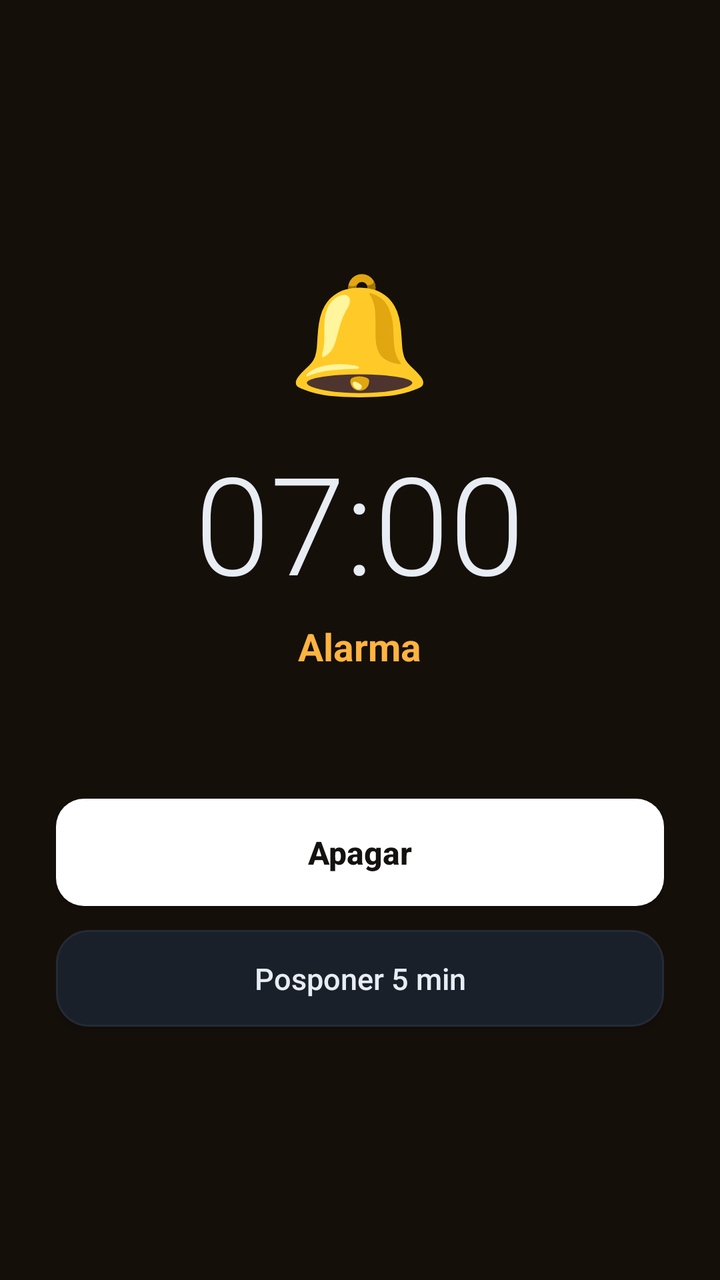
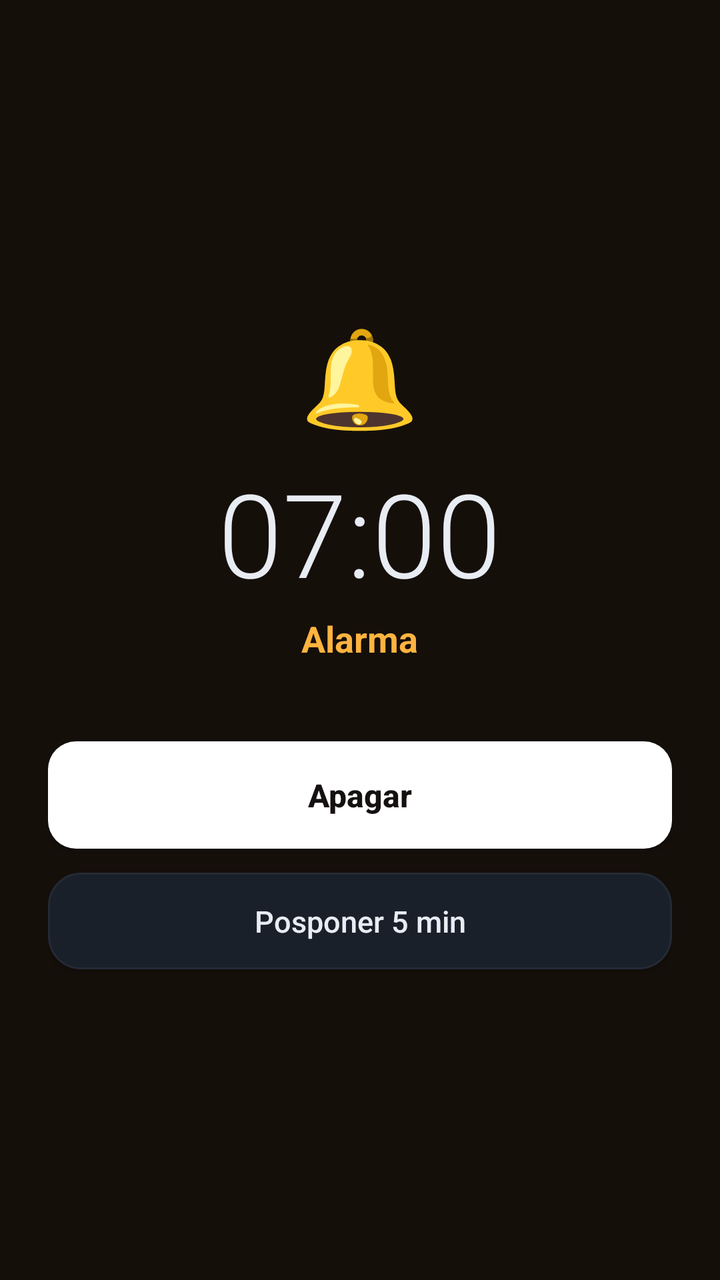

Before-and-after screenshots of an Android layout around one commit, followed by the original layout XML and the change that was made.
<!-- AndroidManifest.xml: activity theme RingTheme -->
<!-- res/layout/activity_ring.xml -->
<?xml version="1.0" encoding="utf-8"?>
<LinearLayout xmlns:android="http://schemas.android.com/apk/res/android"
    android:layout_width="match_parent"
    android:layout_height="match_parent"
    android:orientation="vertical"
    android:gravity="center"
    android:background="@color/ringbg"
    android:padding="28dp">

    <TextView
        android:layout_width="wrap_content"
        android:layout_height="wrap_content"
        android:text="🔔"
        android:textSize="58sp" />

    <TextView
        android:id="@+id/ringTime"
        android:layout_width="wrap_content"
        android:layout_height="wrap_content"
        android:text="07:00"
        android:textColor="@color/txt"
        android:textSize="68sp"
        android:fontFamily="sans-serif-light"
        android:paddingTop="12dp" />

    <TextView
        android:id="@+id/ringLabel"
        android:layout_width="wrap_content"
        android:layout_height="wrap_content"
        android:text="Alarma"
        android:textColor="@color/accent"
        android:textSize="19sp"
        android:textStyle="bold"
        android:paddingTop="4dp" />

    <TextView
        android:id="@+id/ringSound"
        android:layout_width="wrap_content"
        android:layout_height="wrap_content"
        android:textColor="@color/dim"
        android:textSize="12.5sp"
        android:paddingTop="6dp"
        android:paddingBottom="40dp" />

    <Button
        android:id="@+id/btnStop"
        android:layout_width="match_parent"
        android:layout_height="wrap_content"
        android:text="Apagar"
        android:textAllCaps="false"
        android:textStyle="bold"
        android:textSize="16sp"
        android:textColor="#161111"
        android:padding="16dp"
        android:background="@drawable/btn_white" />

    <Button
        android:id="@+id/btnSnooze"
        android:layout_width="match_parent"
        android:layout_height="wrap_content"
        android:text="Posponer 5 min"
        android:textAllCaps="false"
        android:textSize="15sp"
        android:textColor="@color/txt"
        android:padding="14dp"
        android:background="@drawable/bg_card"
        android:layout_marginTop="12dp" />
</LinearLayout>
<!-- resources referenced by this layout -->
<resources>
  <color name="accent">#FFFFB340</color>
  <color name="dim">#FF8B95A6</color>
  <color name="ringbg">#FF150F0A</color>
  <color name="txt">#FFE8ECF3</color>
  <!-- drawable bg_card (drawable) -->
  <?xml version="1.0" encoding="utf-8"?>
  <shape xmlns:android="http://schemas.android.com/apk/res/android" android:shape="rectangle">
      <solid android:color="@color/card" />
      <stroke android:width="1dp" android:color="@color/line" />
      <corners android:radius="16dp" />
  </shape>
  <!-- drawable btn_white (drawable) -->
  <?xml version="1.0" encoding="utf-8"?>
  <shape xmlns:android="http://schemas.android.com/apk/res/android" android:shape="rectangle">
      <solid android:color="#FFFFFFFF" />
      <corners android:radius="14dp" />
  </shape>
  <style name="RingTheme" parent="AppTheme">
          <item name="android:windowBackground">@color/ringbg</item>
          <item name="android:statusBarColor">@color/ringbg</item>
          <item name="android:navigationBarColor">@color/ringbg</item>
      </style>
  <color name="card">#FF19202A</color>
  <color name="line">#FF242B36</color>
  <style name="AppTheme" parent="Theme.AppCompat.NoActionBar">
          <item name="colorPrimary">@color/accent</item>
          <item name="colorPrimaryDark">@color/bg</item>
          <item name="colorAccent">@color/accent</item>
          <item name="android:windowBackground">@color/bg</item>
          <item name="android:statusBarColor">@color/bg</item>
          <item name="android:navigationBarColor">@color/bg</item>
          <item name="android:textColor">@color/txt</item>
          <item name="android:textColorPrimary">@color/txt</item>
          <item name="android:textColorSecondary">@color/dim</item>
      </style>
  <color name="bg">#FF0E1116</color>
</resources>

<!-- the commit's change to res/layout/activity_ring.xml (unified diff, before → after) -->
@@ -1,68 +1,114 @@
 <?xml version="1.0" encoding="utf-8"?>
-<LinearLayout xmlns:android="http://schemas.android.com/apk/res/android"
+<ScrollView xmlns:android="http://schemas.android.com/apk/res/android"
     android:layout_width="match_parent"
     android:layout_height="match_parent"
-    android:orientation="vertical"
-    android:gravity="center"
     android:background="@color/ringbg"
-    android:padding="28dp">
+    android:fillViewport="true"
+    android:scrollbars="none">
 
-    <TextView
-        android:layout_width="wrap_content"
-        android:layout_height="wrap_content"
-        android:text="🔔"
-        android:textSize="58sp" />
-
-    <TextView
-        android:id="@+id/ringTime"
-        android:layout_width="wrap_content"
-        android:layout_height="wrap_content"
-        android:text="07:00"
-        android:textColor="@color/txt"
-        android:textSize="68sp"
-        android:fontFamily="sans-serif-light"
-        android:paddingTop="12dp" />
-
-    <TextView
-        android:id="@+id/ringLabel"
-        android:layout_width="wrap_content"
-        android:layout_height="wrap_content"
-        android:text="Alarma"
-        android:textColor="@color/accent"
-        android:textSize="19sp"
-        android:textStyle="bold"
-        android:paddingTop="4dp" />
-
-    <TextView
-        android:id="@+id/ringSound"
-        android:layout_width="wrap_content"
-        android:layout_height="wrap_content"
-        android:textColor="@color/dim"
-        android:textSize="12.5sp"
-        android:paddingTop="6dp"
-        android:paddingBottom="40dp" />
-
-    <Button
-        android:id="@+id/btnStop"
+    <LinearLayout
         android:layout_width="match_parent"
         android:layout_height="wrap_content"
-        android:text="Apagar"
-        android:textAllCaps="false"
-        android:textStyle="bold"
-        android:textSize="16sp"
-        android:textColor="#161111"
-        android:padding="16dp"
-        android:background="@drawable/btn_white" />
+        android:orientation="vertical"
+        android:gravity="center"
+        android:padding="24dp">
 
-    <Button
-        android:id="@+id/btnSnooze"
-        android:layout_width="match_parent"
-        android:layout_height="wrap_content"
-        android:text="Posponer 5 min"
-        android:textAllCaps="false"
-        android:textSize="15sp"
-        android:textColor="@color/txt"
-        android:padding="14dp"
-        android:background="@drawable/bg_card"
-        android:layout_marginTop="12dp" />
-</LinearLayout>
+        <TextView
+            android:id="@+id/bell"
+            android:layout_width="wrap_content"
+            android:layout_height="wrap_content"
+            android:text="🔔"
+            android:textSize="48sp" />
+
+        <TextView
+            android:id="@+id/ringTime"
+            android:layout_width="wrap_content"
+            android:layout_height="wrap_content"
+            android:text="07:00"
+            android:textColor="@color/txt"
+            android:textSize="58sp"
+            android:fontFamily="sans-serif-light"
+            android:paddingTop="8dp" />
+
+        <TextView
+            android:id="@+id/ringLabel"
+            android:layout_width="wrap_content"
+            android:layout_height="wrap_content"
+            android:text="Alarma"
+            android:textColor="@color/accent"
+            android:textSize="18sp"
+            android:textStyle="bold"
+            android:paddingTop="2dp" />
+
+        <TextView
+            android:id="@+id/ringSound"
+            android:layout_width="wrap_content"
+            android:layout_height="wrap_content"
+            android:textColor="@color/dim"
+            android:textSize="12.5sp"
+            android:paddingTop="4dp"
+            android:paddingBottom="18dp" />
+
+        
+        <LinearLayout
+            android:id="@+id/ruletaBox"
+            android:layout_width="match_parent"
+            android:layout_height="wrap_content"
+            android:orientation="vertical"
+            android:gravity="center"
+            android:visibility="gone">
+
+            <com.oscarpolonio.alarma.RouletteView
+                android:id="@+id/ruleta"
+                android:layout_width="250dp"
+                android:layout_height="250dp" />
+
+            <TextView
+                android:id="@+id/ruletaMsg"
+                android:layout_width="match_parent"
+                android:layout_height="wrap_content"
+                android:gravity="center"
+                android:textColor="@color/dim"
+                android:textSize="13sp"
+                android:lineSpacingExtra="3dp"
+                android:paddingTop="14dp"
+                android:paddingBottom="14dp" />
+
+            <Button
+                android:id="@+id/btnSpin"
+                android:layout_width="match_parent"
+                android:layout_height="wrap_content"
+                android:text="GIRAR"
+                android:textAllCaps="true"
+                android:textStyle="bold"
+                android:textSize="16sp"
+                android:textColor="#1A1208"
+                android:padding="16dp"
+                android:background="@drawable/btn_primary" />
+        </LinearLayout>
+
+        <Button
+            android:id="@+id/btnStop"
+            android:layout_width="match_parent"
+            android:layout_height="wrap_content"
+            android:text="Apagar"
+            android:textAllCaps="false"
+            android:textStyle="bold"
+            android:textSize="16sp"
+            android:textColor="#161111"
+            android:padding="16dp"
+            android:background="@drawable/btn_white" />
+
+        <Button
+            android:id="@+id/btnSnooze"
+            android:layout_width="match_parent"
+            android:layout_height="wrap_content"
+            android:text="Posponer 5 min"
+            android:textAllCaps="false"
+            android:textSize="15sp"
+            android:textColor="@color/txt"
+            android:padding="14dp"
+            android:background="@drawable/bg_card"
+            android:layout_marginTop="12dp" />
+    </LinearLayout>
+</ScrollView>
<!-- resource entries referenced after the edit -->
@@ -10,6 +10,12 @@
       <solid android:color="@color/card" />
       <stroke android:width="1dp" android:color="@color/line" />
       <corners android:radius="16dp" />
+  </shape>
+  <!-- drawable btn_primary (drawable) -->
+  <?xml version="1.0" encoding="utf-8"?>
+  <shape xmlns:android="http://schemas.android.com/apk/res/android" android:shape="rectangle">
+      <gradient android:startColor="@color/accent" android:endColor="@color/accent2" android:angle="315" />
+      <corners android:radius="14dp" />
   </shape>
   <!-- drawable btn_white (drawable) -->
   <?xml version="1.0" encoding="utf-8"?>
@@ -24,6 +30,7 @@
       </style>
   <color name="card">#FF19202A</color>
   <color name="line">#FF242B36</color>
+  <color name="accent2">#FFFF7A59</color>
   <style name="AppTheme" parent="Theme.AppCompat.NoActionBar">
           <item name="colorPrimary">@color/accent</item>
           <item name="colorPrimaryDark">@color/bg</item>
